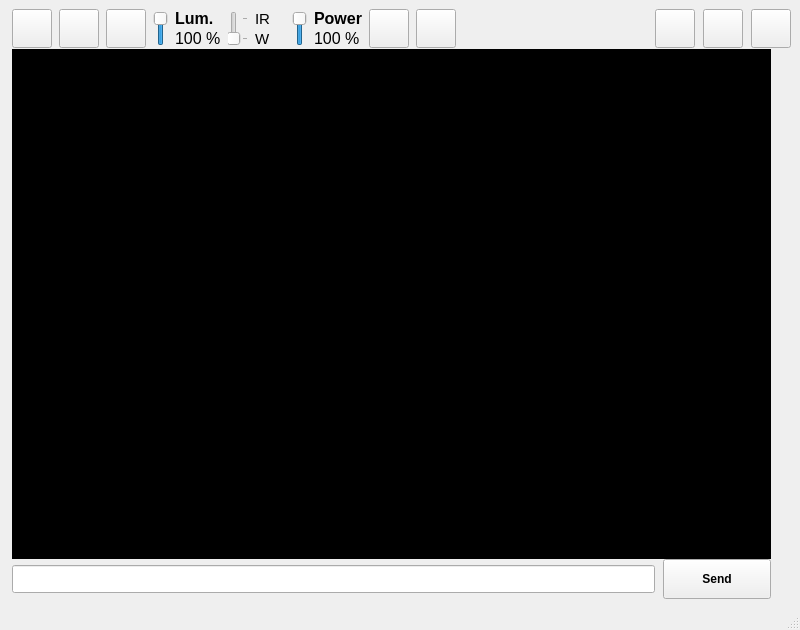
The window that interfaces_osx/pyRobot.ui (CactusTribe/PyRobot) describes before a commit, drawn with Qt 5.
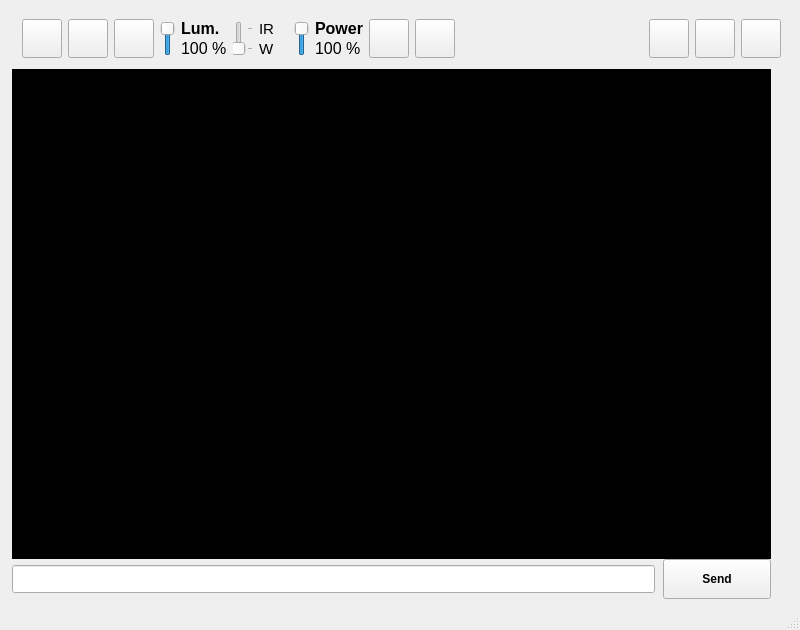
The same window after the commit. Icons and pictures are not drawn.

Commit message: Suppression d'un layout inutile

```diff
--- a/interfaces_osx/pyRobot.ui
+++ b/interfaces_osx/pyRobot.ui
@@ -45,7 +45,10 @@
     <property name="leftMargin">
      <number>12</number>
     </property>
-    <property name="spacing">
+    <property name="horizontalSpacing">
+     <number>-1</number>
+    </property>
+    <property name="verticalSpacing">
      <number>1</number>
     </property>
     <item row="1" column="0">
@@ -159,7 +162,19 @@
     <item row="0" column="0">
      <layout class="QHBoxLayout" name="horizontalLayout_3">
       <property name="spacing">
-       <number>7</number>
+       <number>6</number>
+      </property>
+      <property name="leftMargin">
+       <number>10</number>
+      </property>
+      <property name="topMargin">
+       <number>10</number>
+      </property>
+      <property name="rightMargin">
+       <number>10</number>
+      </property>
+      <property name="bottomMargin">
+       <number>10</number>
       </property>
       <item>
        <widget class="QPushButton" name="pushButton_enabled_keyboard">
@@ -178,8 +193,8 @@
         </property>
         <property name="iconSize">
          <size>
-          <width>32</width>
-          <height>32</height>
+          <width>30</width>
+          <height>30</height>
          </size>
         </property>
        </widget>
@@ -520,30 +535,6 @@
        </spacer>
       </item>
       <item>
-       <layout class="QHBoxLayout" name="horizontalLayout_5">
-        <property name="spacing">
-         <number>8</number>
-        </property>
-        <item>
-         <widget class="QLabel" name="icon_wifi">
-          <property name="maximumSize">
-           <size>
-            <width>40</width>
-            <height>40</height>
-           </size>
-          </property>
-          <property name="text">
-           <string/>
-          </property>
-          <property name="pixmap">
-           <pixmap resource="../resources.qrc">:/resources/img/resources/img/wifi_off.png</pixmap>
-          </property>
-          <property name="scaledContents">
-           <bool>true</bool>
-          </property>
-         </widget>
-        </item>
-        <item>
          <widget class="QLabel" name="icon_battery">
           <property name="maximumSize">
            <size>
@@ -563,28 +554,21 @@
          </widget>
         </item>
         <item>
-         <widget class="QPushButton" name="pushButton_new_connection">
+       <widget class="QLabel" name="icon_wifi">
           <property name="maximumSize">
            <size>
-            <width>50</width>
-            <height>50</height>
+          <width>40</width>
+          <height>40</height>
            </size>
           </property>
           <property name="text">
            <string/>
           </property>
-          <property name="icon">
-           <iconset resource="../resources.qrc">
-            <normaloff>:/resources/img/resources/img/ButtonRSS-01.png</normaloff>:/resources/img/resources/img/ButtonRSS-01.png</iconset>
-          </property>
-          <property name="iconSize">
-           <size>
-            <width>32</width>
-            <height>32</height>
-           </size>
-          </property>
-          <property name="flat">
-           <bool>false</bool>
+        <property name="pixmap">
+         <pixmap resource="../resources.qrc">:/resources/img/resources/img/wifi_off.png</pixmap>
+        </property>
+        <property name="scaledContents">
+         <bool>true</bool>
           </property>
          </widget>
         </item>
@@ -614,6 +598,32 @@
           </property>
          </widget>
         </item>
+      <item>
+       <widget class="QPushButton" name="pushButton_new_connection">
+        <property name="maximumSize">
+         <size>
+          <width>50</width>
+          <height>50</height>
+         </size>
+        </property>
+        <property name="text">
+         <string/>
+        </property>
+        <property name="icon">
+         <iconset resource="../resources.qrc">
+          <normaloff>:/resources/img/resources/img/ButtonRSS-01.png</normaloff>:/resources/img/resources/img/ButtonRSS-01.png</iconset>
+        </property>
+        <property name="iconSize">
+         <size>
+          <width>32</width>
+          <height>32</height>
+         </size>
+        </property>
+        <property name="flat">
+         <bool>false</bool>
+        </property>
+       </widget>
+      </item>
         <item>
          <widget class="QPushButton" name="pushButton_help">
           <property name="maximumSize">
@@ -639,8 +649,6 @@
            <bool>false</bool>
           </property>
          </widget>
-        </item>
-       </layout>
       </item>
      </layout>
     </item>
```
Lines whose indentation alone changed are shown as unchanged.
